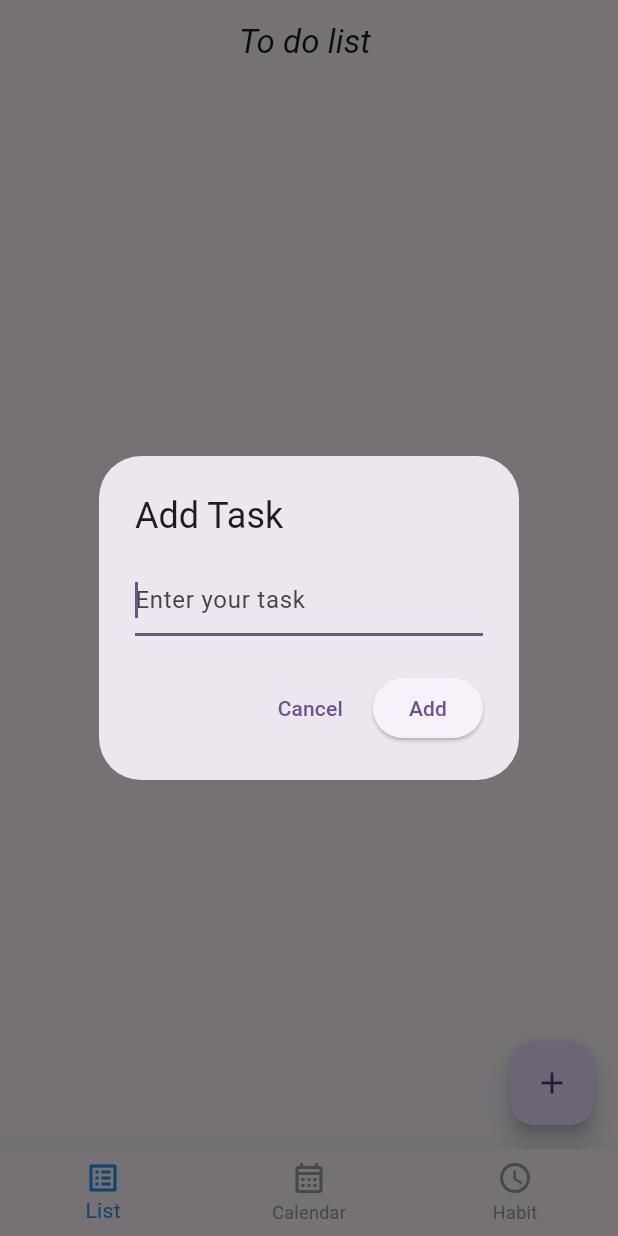
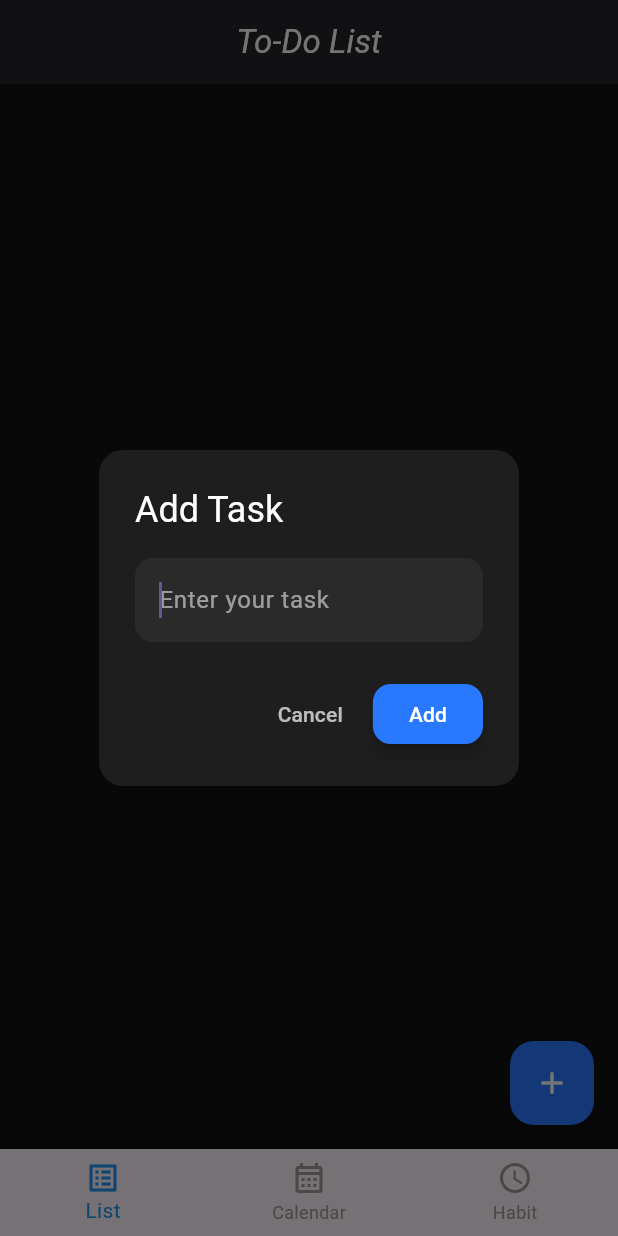
Before and after one commit to jabsina/to_do_list, a Flutter app: the screen it shows after launch, after a tap on the "add" icon, on a phone screen of 412 x 824 dp. Run offline on Flutter 3.47's test engine with Material 3 defaults, Android fonts, the phone set to English and light mode, and no system bars; our stand-ins replace table_calendar.

Commit message:
task page updated

```diff
--- a/lib/task_page.dart
+++ b/lib/task_page.dart
@@ -8,17 +8,24 @@ class TodoPage extends StatefulWidget {
 }
 
 class _TodoPageState extends State<TodoPage> {
-  final List<String> _tasks = [];
+  final List<Map<String, dynamic>> _tasks = [];
+  // Each task has: { "title": "task name", "done": false }
 
   void _addTask(String task) {
     setState(() {
-      _tasks.add(task);
+      _tasks.add({"title": task, "done": false});
     });
   }
 
   void _deleteTask(int index) {
     setState(() {
       _tasks.removeAt(index);
+    });
+  }
+
+  void _toggleTask(int index) {
+    setState(() {
+      _tasks[index]["done"] = !_tasks[index]["done"];
     });
   }
 
@@ -29,10 +36,27 @@ class _TodoPageState extends State<TodoPage> {
       context: context,
       builder: (context) {
         return AlertDialog(
-          title: const Text('Add Task'),
+          backgroundColor: const Color(0xFF1E1E1E),
+          shape: RoundedRectangleBorder(
+            borderRadius: BorderRadius.circular(16),
+          ),
+          title: const Text(
+            'Add Task',
+            style: TextStyle(color: Colors.white),
+          ),
           content: TextField(
             autofocus: true,
-            decoration: const InputDecoration(hintText: 'Enter your task'),
+            style: const TextStyle(color: Colors.white),
+            decoration: InputDecoration(
+              hintText: 'Enter your task',
+              hintStyle: const TextStyle(color: Colors.white54),
+              filled: true,
+              fillColor: const Color(0xFF2A2A2A),
+              border: OutlineInputBorder(
+                borderRadius: BorderRadius.circular(12),
+                borderSide: BorderSide.none,
+              ),
+            ),
             onChanged: (value) {
               newTask = value;
             },
@@ -40,9 +64,20 @@ class _TodoPageState extends State<TodoPage> {
           actions: [
             TextButton(
               onPressed: () => Navigator.of(context).pop(),
-              child: const Text('Cancel'),
+              child: const Text(
+                'Cancel',
+                style: TextStyle(color: Colors.white70),
+              ),
             ),
             ElevatedButton(
+              style: ElevatedButton.styleFrom(
+                backgroundColor: const Color(0xFF2979FF),
+                foregroundColor: Colors.white,
+                shape: RoundedRectangleBorder(
+                  borderRadius: BorderRadius.circular(12),
+                ),
+                elevation: 4,
+              ),
               onPressed: () {
                 if (newTask.trim().isNotEmpty) {
                   _addTask(newTask.trim());
@@ -60,43 +95,83 @@ class _TodoPageState extends State<TodoPage> {
   @override
   Widget build(BuildContext context) {
     return Scaffold(
+      backgroundColor: const Color(0xFF121212),
       appBar: AppBar(
-        title: Center(
-          child: const Text(
+        backgroundColor: const Color(0xFF1E1E1E),
+        elevation: 4,
+        centerTitle: true,
+        title: const Text(
+          'To-Do List',
           style: TextStyle(
-              backgroundColor: Colors.transparent,
+            color: Colors.white,
             fontStyle: FontStyle.italic,
-            ),
-            'To do list ',
           ),
         ),
       ),
       body: _tasks.isEmpty
-          ? const Center(child: Text('No tasks yet!'))
+          ? const Center(
+        child: Text(
+          'No tasks yet!',
+          style: TextStyle(color: Colors.white54, fontSize: 16),
+        ),
+      )
           : ListView.builder(
         itemCount: _tasks.length,
         itemBuilder: (context, index) {
+          final task = _tasks[index];
+          final bool isDone = task["done"];
+
           return Container(
             margin: const EdgeInsets.symmetric(
               horizontal: 12,
               vertical: 6,
             ),
-                  padding: const EdgeInsets.all(12),
+            padding: const EdgeInsets.all(14),
             decoration: BoxDecoration(
-                    color: Colors.black.withOpacity(0.05), // Transparent effect
-                    borderRadius: BorderRadius.circular(12),
+              color: const Color(0xFF1E1E1E),
+              borderRadius: BorderRadius.circular(16),
+              boxShadow: [
+                BoxShadow(
+                  color: Colors.black.withOpacity(0.3),
+                  blurRadius: 6,
+                  offset: const Offset(0, 3),
+                ),
+              ],
             ),
             child: Row(
               mainAxisAlignment: MainAxisAlignment.spaceBetween,
               children: [
-                      Expanded(
-                        child: Text(
-                          _tasks[index],
-                          style: const TextStyle(fontSize: 16),
+                GestureDetector(
+                  onTap: () => _toggleTask(index),
+                  child: Row(
+                    children: [
+                      Icon(
+                        isDone
+                            ? Icons.check_circle
+                            : Icons.radio_button_unchecked,
+                        color: isDone
+                            ? const Color(0xFF00E676) // Neon green check
+                            : Colors.white54,
+                      ),
+                      const SizedBox(width: 12),
+                      Text(
+                        task["title"],
+                        style: TextStyle(
+                          fontSize: 16,
+                          color: isDone
+                              ? Colors.white54
+                              : Colors.white,
+                          decoration: isDone
+                              ? TextDecoration.lineThrough
+                              : TextDecoration.none,
+                        ),
+                      ),
+                    ],
                   ),
                 ),
                 IconButton(
-                        icon: const Icon(Icons.delete, color: Colors.black45),
+                  icon: const Icon(Icons.delete,
+                      color: Color(0xFF00E676)),
                   onPressed: () => _deleteTask(index),
                 ),
               ],
@@ -105,6 +180,12 @@ class _TodoPageState extends State<TodoPage> {
         },
       ),
       floatingActionButton: FloatingActionButton(
+        backgroundColor: const Color(0xFF2979FF),
+        foregroundColor: Colors.white,
+        shape: RoundedRectangleBorder(
+          borderRadius: BorderRadius.circular(16),
+        ),
+        elevation: 6,
         onPressed: _showAddTaskDialog,
         child: const Icon(Icons.add),
       ),
```
Lines whose indentation alone changed are shown as unchanged.
